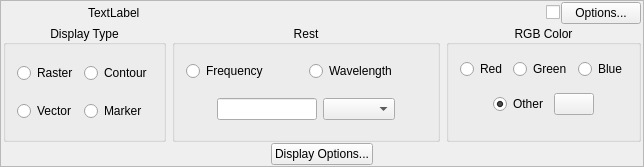
Old version of the form code/display/QtViewer/ImageManager/ImageView.ui in the repository radio-astro/casa.
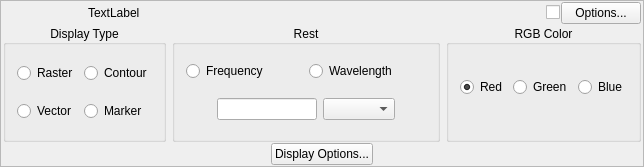
New version of the form.

Patch:
```diff
--- a/code/display/QtViewer/ImageManager/ImageView.ui
+++ b/code/display/QtViewer/ImageManager/ImageView.ui
@@ -423,59 +423,6 @@
           </item>
          </layout>
         </item>
-        <item>
-         <layout class="QHBoxLayout" name="horizontalLayout_5">
-          <item>
-           <spacer name="horizontalSpacer_2">
-            <property name="orientation">
-             <enum>Qt::Horizontal</enum>
-            </property>
-            <property name="sizeHint" stdset="0">
-             <size>
-              <width>40</width>
-              <height>20</height>
-             </size>
-            </property>
-           </spacer>
-          </item>
-          <item>
-           <widget class="QRadioButton" name="otherRadio">
-            <property name="toolTip">
-             <string>Specify an alternative base color for this image when images are combined in RGB mode.</string>
-            </property>
-            <property name="text">
-             <string>Other</string>
-            </property>
-            <property name="checked">
-             <bool>true</bool>
-            </property>
-           </widget>
-          </item>
-          <item>
-           <widget class="QPushButton" name="colorButton">
-            <property name="toolTip">
-             <string>Press to select an alternative color.</string>
-            </property>
-            <property name="text">
-             <string/>
-            </property>
-           </widget>
-          </item>
-          <item>
-           <spacer name="horizontalSpacer_4">
-            <property name="orientation">
-             <enum>Qt::Horizontal</enum>
-            </property>
-            <property name="sizeHint" stdset="0">
-             <size>
-              <width>40</width>
-              <height>20</height>
-             </size>
-            </property>
-           </spacer>
-          </item>
-         </layout>
-        </item>
        </layout>
       </widget>
      </item>
```
